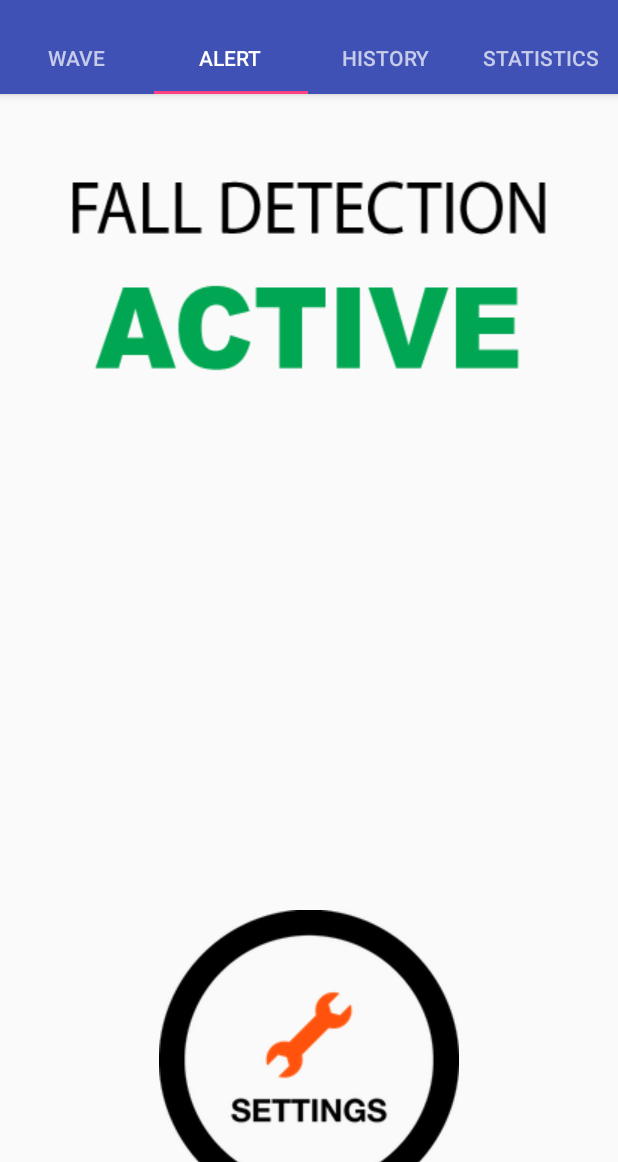
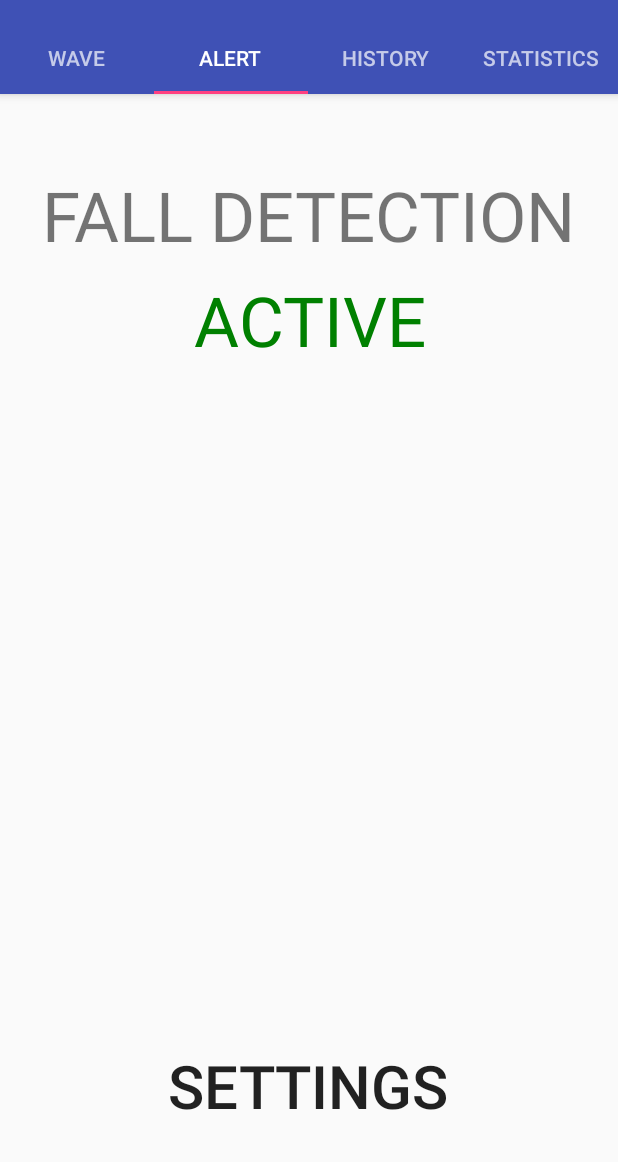
Before and after one commit to SS-WQY/FallDetector-Debug, an Android app: the screen it shows after launch (MainActivity), tab 2 chosen, on a phone screen of 412 x 824 dp, the part 74-1236 px from its top. Run offline under Robolectric (Android 15) with nearby library versions, the phone set to English and light mode, and no system bars.

Commit message:
remove unused pictures

```diff
--- a/app/src/main/res/layout/edit_template.xml
+++ b/app/src/main/res/layout/edit_template.xml
@@ -4,7 +4,7 @@
     android:layout_height="match_parent"
     android:orientation="vertical"
     android:paddingTop="@dimen/activity_vertical_margin"
-    tools:context=".SettingsActivity" >
+    tools:context=".EditTemplate" >
 
     <LinearLayout
         android:layout_width="wrap_content"
--- a/app/src/main/res/layout/fragment_alert.xml
+++ b/app/src/main/res/layout/fragment_alert.xml
@@ -3,6 +3,7 @@
     android:layout_width="match_parent"
     android:layout_height="match_parent"
     tools:context="layout.alert">
+
 
     <TextView
         android:id="@+id/accelerometer_values"
@@ -13,19 +14,32 @@
         android:id="@+id/textFallDetectionStatus"
         android:layout_width="wrap_content"
         android:layout_height="wrap_content"
-            android:layout_marginBottom="177dp"
-            android:background="@drawable/title"
+        android:layout_marginTop="50dp"
+        android:layout_gravity="top|center"
+        android:text="FALL DETECTION"
+        android:gravity="center"
+        android:textSize="46sp" />
+
+    <TextView
+        android:id="@+id/textActive"
+        android:layout_width="wrap_content"
+        android:layout_height="wrap_content"
+        android:layout_marginTop="120dp"
+        android:layout_gravity="top|center"
+        android:text="ACTIVE"
+        android:textColor="#008000"
         android:gravity="center"
         android:textSize="46sp" />
 
     <Button
         android:id="@+id/buttonSettings"
+        android:layout_marginBottom="80dp"
         android:layout_width="wrap_content"
         android:layout_height="wrap_content"
-        android:layout_marginBottom="24dp"
-        android:background="@drawable/csettings"
+        android:background="?android:attr/selectableItemBackground"
         android:onClick="onSettingsButtonClick"
-        android:layout_gravity="bottom|center"/>
-
+        android:layout_gravity="bottom|center"
+        android:text="SETTINGS"
+        android:textSize="40sp" />
 
 </FrameLayout>
```
Also changed, not shown: app/src/main/res/drawable/csettings.png (deleted), app/src/main/res/drawable/title.png (deleted). Lines whose indentation alone changed are shown as unchanged.
